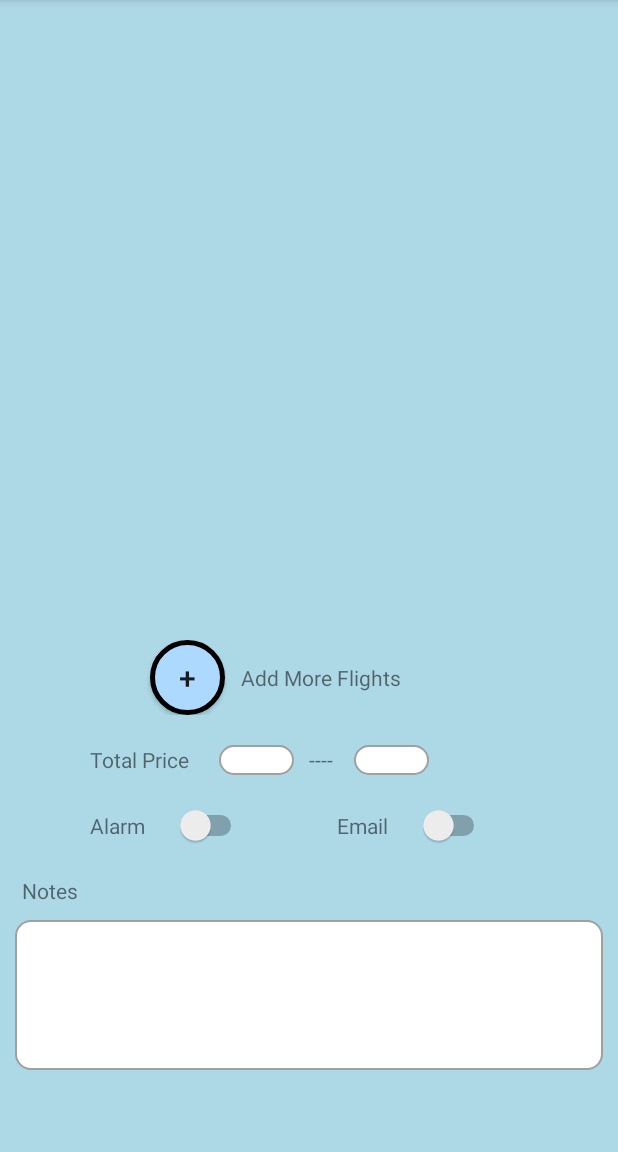
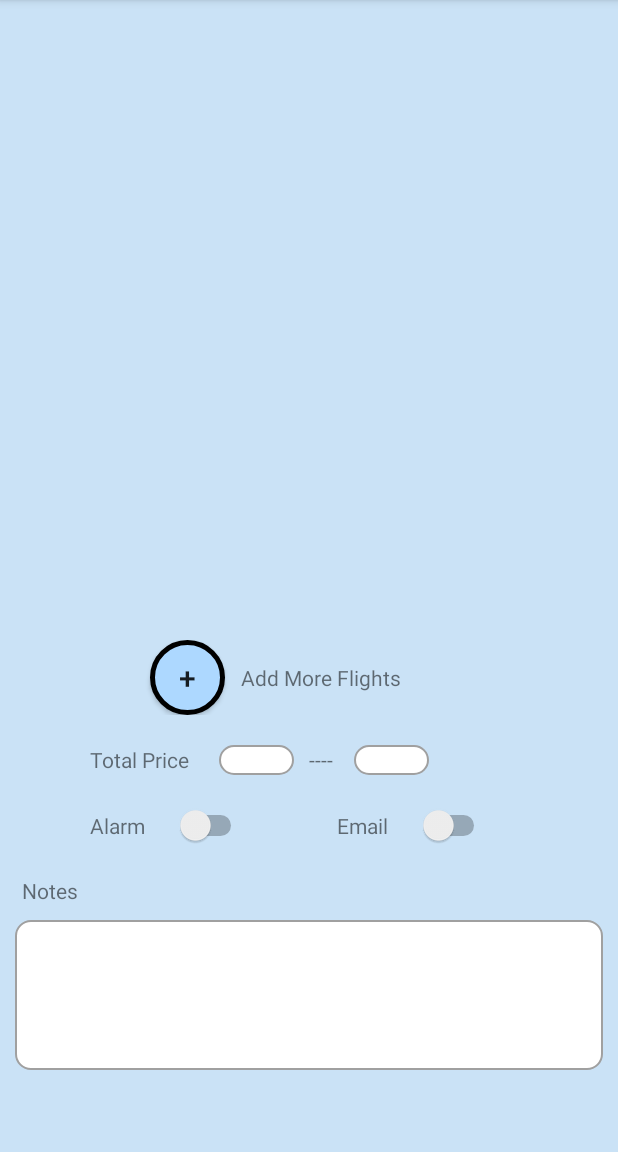
Before and after one commit to yangzho12138/Fly-High, an Android app: the PlanDetailActivity screen opened directly, with no data from a screen before it, on a phone screen of 412 x 824 dp, the part 84-1236 px from its top. Run offline under Robolectric (Android 15) with nearby library versions, the phone set to English and light mode, and no system bars; 2 statements that could not run were skipped.

Commit message:
Update activity_plan_detail.xml

```diff
--- a/Functional Prototype/MyQuizApp/app/src/main/res/layout/activity_plan_detail.xml
+++ b/Functional Prototype/MyQuizApp/app/src/main/res/layout/activity_plan_detail.xml
@@ -6,7 +6,7 @@
     android:layout_height="match_parent"
     android:gravity="center"
     android:orientation="vertical"
-    android:background="#ADD8E6"
+    android:background="#CAE2F6"
     tools:context=".PlanDetailActivity">
 
     <TextView
```
